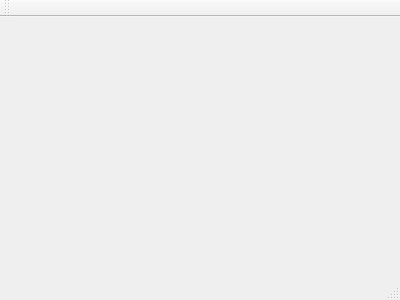
First picture: the form in mainwindow.ui, repository TheRealYoussef/Projection-Mapper-Using-OpenCV, before the edit.
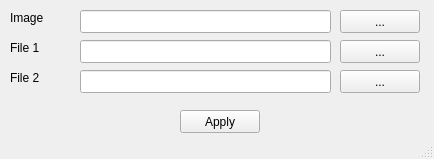
Second picture: the form after the edit.

The edit to the form file:
```diff
--- a/mainwindow.ui
+++ b/mainwindow.ui
@@ -1,24 +1,143 @@
 <ui version="4.0">
  <class>MainWindow</class>
- <widget class="QMainWindow" name="MainWindow" >
-  <property name="geometry" >
+ <widget class="QMainWindow" name="MainWindow">
+  <property name="geometry">
    <rect>
     <x>0</x>
     <y>0</y>
-    <width>400</width>
-    <height>300</height>
+    <width>434</width>
+    <height>159</height>
    </rect>
   </property>
   <property name="windowTitle" >
    <string>MainWindow</string>
   </property>
-  <widget class="QMenuBar" name="menuBar" />
-  <widget class="QToolBar" name="mainToolBar" />
-  <widget class="QWidget" name="centralWidget" />
-  <widget class="QStatusBar" name="statusBar" />
+  <widget class="QWidget" name="centralWidget">
+   <widget class="QLabel" name="label">
+    <property name="geometry">
+     <rect>
+      <x>10</x>
+      <y>10</y>
+      <width>59</width>
+      <height>15</height>
+     </rect>
+    </property>
+    <property name="text">
+     <string>Image</string>
+    </property>
+   </widget>
+   <widget class="QLabel" name="label_2">
+    <property name="geometry">
+     <rect>
+      <x>10</x>
+      <y>40</y>
+      <width>59</width>
+      <height>15</height>
+     </rect>
+    </property>
+    <property name="text">
+     <string>File 1</string>
+    </property>
+   </widget>
+   <widget class="QLabel" name="label_3">
+    <property name="geometry">
+     <rect>
+      <x>10</x>
+      <y>70</y>
+      <width>59</width>
+      <height>15</height>
+     </rect>
+    </property>
+    <property name="text">
+     <string>File 2</string>
+    </property>
+   </widget>
+   <widget class="QPushButton" name="applyButton">
+    <property name="geometry">
+     <rect>
+      <x>180</x>
+      <y>110</y>
+      <width>80</width>
+      <height>23</height>
+     </rect>
+    </property>
+    <property name="text">
+     <string>Apply</string>
+    </property>
+   </widget>
+   <widget class="QLineEdit" name="file2Path">
+    <property name="geometry">
+     <rect>
+      <x>80</x>
+      <y>70</y>
+      <width>251</width>
+      <height>23</height>
+     </rect>
+    </property>
+   </widget>
+   <widget class="QLineEdit" name="file1Path">
+    <property name="geometry">
+     <rect>
+      <x>80</x>
+      <y>40</y>
+      <width>251</width>
+      <height>23</height>
+     </rect>
+    </property>
+   </widget>
+   <widget class="QLineEdit" name="imagePath">
+    <property name="geometry">
+     <rect>
+      <x>80</x>
+      <y>10</y>
+      <width>251</width>
+      <height>23</height>
+     </rect>
+    </property>
+   </widget>
+   <widget class="QPushButton" name="imagePathButton">
+    <property name="geometry">
+     <rect>
+      <x>340</x>
+      <y>10</y>
+      <width>80</width>
+      <height>23</height>
+     </rect>
+    </property>
+    <property name="text">
+     <string>...</string>
+    </property>
+   </widget>
+   <widget class="QPushButton" name="file1PathButton">
+    <property name="geometry">
+     <rect>
+      <x>340</x>
+      <y>40</y>
+      <width>80</width>
+      <height>23</height>
+     </rect>
+    </property>
+    <property name="text">
+     <string>...</string>
+    </property>
+   </widget>
+   <widget class="QPushButton" name="file2PathButton">
+    <property name="geometry">
+     <rect>
+      <x>340</x>
+      <y>70</y>
+      <width>80</width>
+      <height>23</height>
+     </rect>
+    </property>
+    <property name="text">
+     <string>...</string>
+    </property>
+   </widget>
+  </widget>
+  <widget class="QStatusBar" name="statusBar"/>
  </widget>
- <layoutDefault spacing="6" margin="11" />
- <pixmapfunction></pixmapfunction>
+ <layoutdefault spacing="6" margin="11"/>
  <resources/>
  <connections/>
 </ui>
```
Left out of the diff: 3 changed lines with no effect on the pictures.
